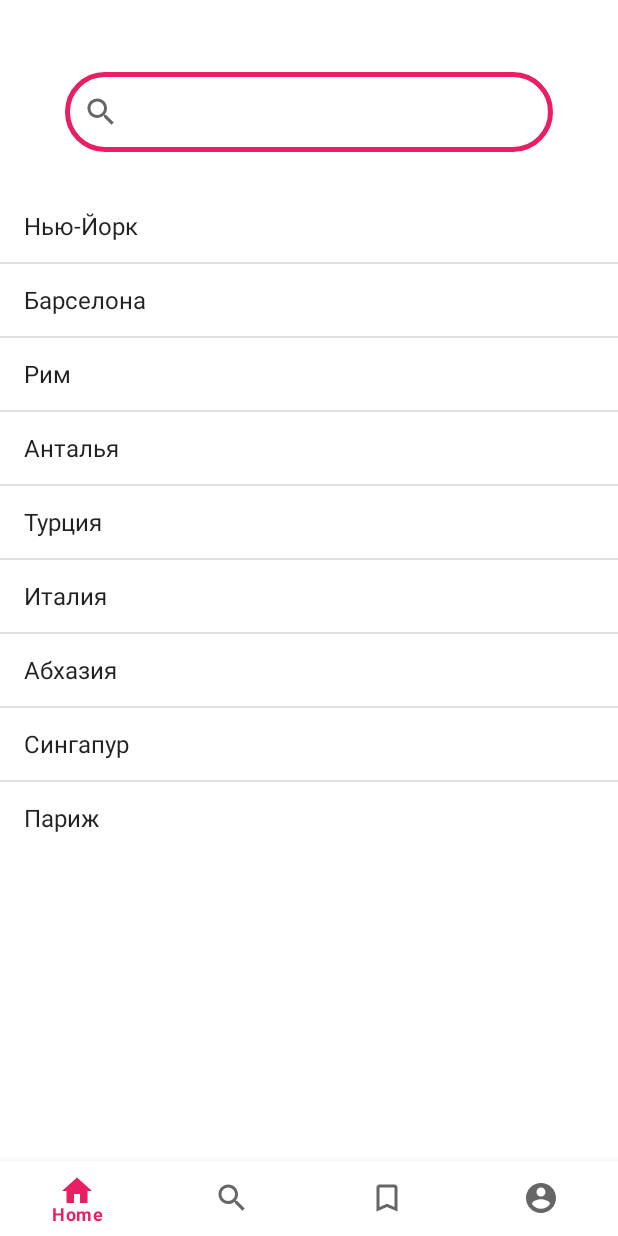
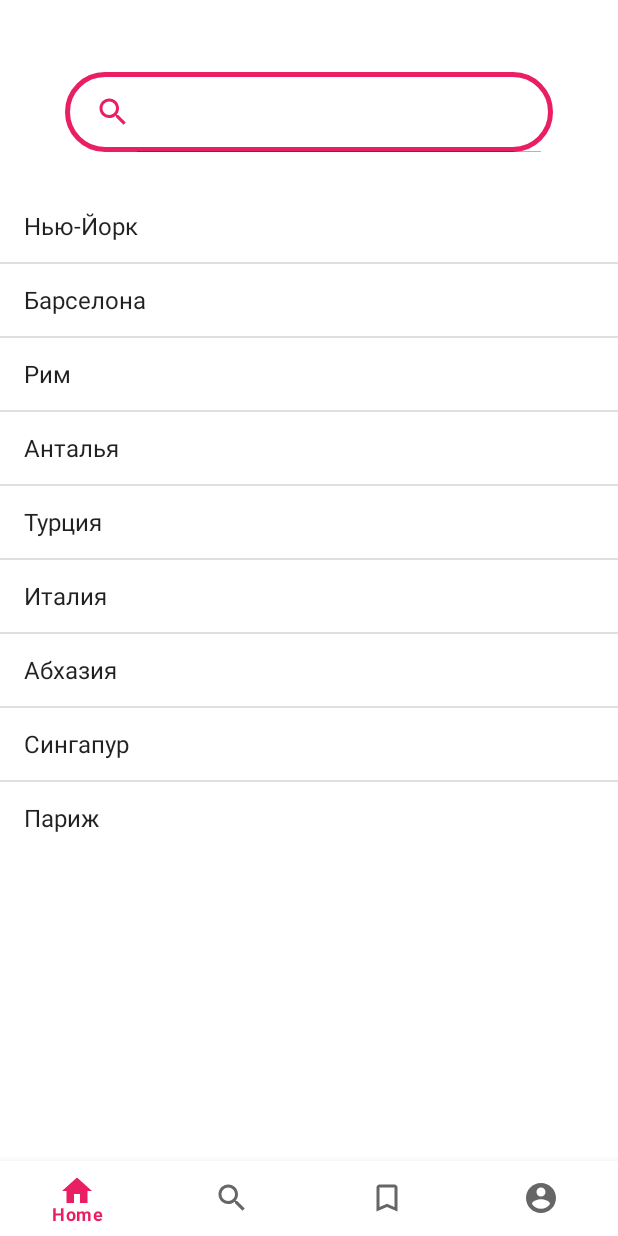
Before and after one commit to irunner1/TourApp, an Android app: the fragment FindFragment placed in its activity, on a phone screen of 412 x 824 dp. Run offline under Robolectric (Android 15) with nearby library versions, the phone set to English and light mode, and no system bars.

Commit message:
improved search

```diff
--- a/app/src/main/java/com/example/kr/adapter/CardRecsAdapter.java
+++ b/app/src/main/java/com/example/kr/adapter/CardRecsAdapter.java
@@ -58,7 +58,6 @@ public class CardRecsAdapter extends RecyclerView.Adapter<CardRecsAdapter.CardRe
         TextView placeName;
         public CardRecsViewHolder(@NonNull View itemView) {
             super(itemView);
-
             placeImage = itemView.findViewById(R.id.place_image);
             placeName = itemView.findViewById(R.id.place_name);
         }
--- a/app/src/main/java/com/example/kr/fragments/FindFragment.java
+++ b/app/src/main/java/com/example/kr/fragments/FindFragment.java
@@ -38,6 +38,7 @@ public class FindFragment extends Fragment {
         listView = (ListView) view.findViewById(R.id.Searc);
         arrayAdapter = new ArrayAdapter<String>(getContext(), android.R.layout.simple_list_item_1, name);
         listView.setAdapter(arrayAdapter);
+//        searchView.onActionViewExpanded();
         searchView.setOnQueryTextListener(new SearchView.OnQueryTextListener() {
             @Override
             public boolean onQueryTextSubmit(String query) {
--- a/app/src/main/res/layout/fragment_find.xml
+++ b/app/src/main/res/layout/fragment_find.xml
@@ -12,23 +12,13 @@
         android:layout_height="53dp"
         android:layout_marginTop="48dp"
         android:background="@drawable/search_bg"
-        android:drawableStart="@drawable/ic_search_red_24"
-        android:drawablePadding="16dp"
         android:ems="10"
-        android:inputType="textPersonName"
+        app:iconifiedByDefault="false"
+        style="@style/CSearchView"
         app:layout_constraintEnd_toEndOf="parent"
         app:layout_constraintStart_toStartOf="parent"
         app:layout_constraintTop_toTopOf="parent" />
 
-<!--    <androidx.recyclerview.widget.RecyclerView-->
-<!--        android:id="@+id/RVSearch"-->
-<!--        android:layout_width="match_parent"-->
-<!--        android:layout_height="wrap_content"-->
-<!--        android:layout_marginTop="25dp"-->
-<!--        app:layout_constraintEnd_toEndOf="parent"-->
-<!--        app:layout_constraintHorizontal_bias="0.5"-->
-<!--        app:layout_constraintStart_toStartOf="parent"-->
-<!--        app:layout_constraintTop_toBottomOf="@+id/SearchView" />-->
     <ListView
         android:id="@+id/Searc"
         android:layout_width="match_parent"
--- a/app/src/main/res/values/themes.xml
+++ b/app/src/main/res/values/themes.xml
@@ -33,4 +33,8 @@
     <style name="ToolbarTheme" parent="@style/ThemeOverlay.AppCompat.ActionBar">
         <item name="colorControlNormal">@color/colorControlNormal</item>
     </style>
+
+    <style name="CSearchView" parent="Base.Widget.AppCompat.SearchView">
+        <item name="searchIcon">@drawable/ic_search_red_24</item>
+    </style>
 </resources>
```
Lines whose indentation alone changed are shown as unchanged.
